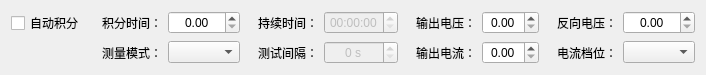
The window that SL2000/HTestSetWidget2000DC.ui (hexianqi/QtCode) describes before a commit, drawn with Qt 5.
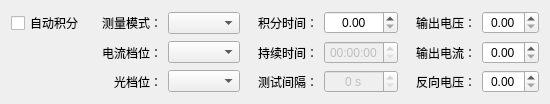
The same window after the commit.

Diff of the .ui file:
```diff
--- a/SL2000/HTestSetWidget2000DC.ui
+++ b/SL2000/HTestSetWidget2000DC.ui
@@ -6,16 +6,16 @@
    <rect>
     <x>0</x>
     <y>0</y>
-    <width>697</width>
-    <height>64</height>
+    <width>548</width>
+    <height>90</height>
    </rect>
   </property>
   <property name="windowTitle">
    <string>Form</string>
   </property>
   <layout class="QGridLayout" name="gridLayout">
-   <item row="0" column="7">
-    <widget class="QLabel" name="label_005">
+   <item row="0" column="5">
+    <widget class="QLabel" name="label_002">
      <property name="minimumSize">
       <size>
        <width>72</width>
@@ -23,84 +23,7 @@
       </size>
      </property>
      <property name="text">
-      <string>反向电压：</string>
-     </property>
-     <property name="alignment">
-      <set>Qt::AlignRight|Qt::AlignTrailing|Qt::AlignVCenter</set>
-     </property>
-     <property name="buddy">
-      <cstring>doubleSpinBox_1</cstring>
-     </property>
-    </widget>
-   </item>
-   <item row="1" column="7">
-    <widget class="QLabel" name="label_006">
-     <property name="minimumSize">
-      <size>
-       <width>72</width>
-       <height>0</height>
-      </size>
-     </property>
-     <property name="text">
-      <string>电流档位：</string>
-     </property>
-     <property name="alignment">
-      <set>Qt::AlignRight|Qt::AlignTrailing|Qt::AlignVCenter</set>
-     </property>
-     <property name="buddy">
-      <cstring>comboBox_1</cstring>
-     </property>
-    </widget>
-   </item>
-   <item row="1" column="2">
-    <widget class="QComboBox" name="comboBox_1"/>
-   </item>
-   <item row="0" column="8">
-    <widget class="QDoubleSpinBox" name="doubleSpinBox_4">
-     <property name="alignment">
-      <set>Qt::AlignCenter</set>
-     </property>
-    </widget>
-   </item>
-   <item row="1" column="8">
-    <widget class="QComboBox" name="comboBox_2"/>
-   </item>
-   <item row="1" column="6">
-    <widget class="QDoubleSpinBox" name="doubleSpinBox_3">
-     <property name="alignment">
-      <set>Qt::AlignCenter</set>
-     </property>
-    </widget>
-   </item>
-   <item row="1" column="1">
-    <widget class="QLabel" name="label_003">
-     <property name="minimumSize">
-      <size>
-       <width>72</width>
-       <height>0</height>
-      </size>
-     </property>
-     <property name="text">
-      <string>测量模式：</string>
-     </property>
-     <property name="alignment">
-      <set>Qt::AlignRight|Qt::AlignTrailing|Qt::AlignVCenter</set>
-     </property>
-     <property name="buddy">
-      <cstring>comboBox_1</cstring>
-     </property>
-    </widget>
-   </item>
-   <item row="0" column="1">
-    <widget class="QLabel" name="label_001">
-     <property name="minimumSize">
-      <size>
-       <width>72</width>
-       <height>0</height>
-      </size>
-     </property>
-     <property name="text">
-      <string>积分时间：</string>
+      <string>输出电压：</string>
      </property>
      <property name="alignment">
       <set>Qt::AlignRight|Qt::AlignTrailing|Qt::AlignVCenter</set>
@@ -136,6 +59,13 @@
      </property>
     </widget>
    </item>
+   <item row="1" column="6">
+    <widget class="QDoubleSpinBox" name="doubleSpinBox_3">
+     <property name="alignment">
+      <set>Qt::AlignCenter</set>
+     </property>
+    </widget>
+   </item>
    <item row="0" column="0">
     <widget class="QCheckBox" name="checkBox_1">
      <property name="sizePolicy">
@@ -149,68 +79,7 @@
      </property>
     </widget>
    </item>
-   <item row="0" column="5">
-    <widget class="QLabel" name="label_002">
-     <property name="minimumSize">
-      <size>
-       <width>72</width>
-       <height>0</height>
-      </size>
-     </property>
-     <property name="text">
-      <string>输出电压：</string>
-     </property>
-     <property name="alignment">
-      <set>Qt::AlignRight|Qt::AlignTrailing|Qt::AlignVCenter</set>
-     </property>
-     <property name="buddy">
-      <cstring>doubleSpinBox_1</cstring>
-     </property>
-    </widget>
-   </item>
-   <item row="0" column="2">
-    <widget class="QDoubleSpinBox" name="doubleSpinBox_1">
-     <property name="alignment">
-      <set>Qt::AlignCenter</set>
-     </property>
-    </widget>
-   </item>
-   <item row="0" column="3">
-    <widget class="QLabel" name="label_007">
-     <property name="minimumSize">
-      <size>
-       <width>72</width>
-       <height>0</height>
-      </size>
-     </property>
-     <property name="text">
-      <string>持续时间：</string>
-     </property>
-     <property name="alignment">
-      <set>Qt::AlignRight|Qt::AlignTrailing|Qt::AlignVCenter</set>
-     </property>
-     <property name="buddy">
-      <cstring>comboBox_1</cstring>
-     </property>
-    </widget>
-   </item>
-   <item row="0" column="4">
-    <widget class="QTimeEdit" name="timeEdit_1">
-     <property name="enabled">
-      <bool>false</bool>
-     </property>
-     <property name="frame">
-      <bool>true</bool>
-     </property>
-     <property name="alignment">
-      <set>Qt::AlignCenter</set>
-     </property>
-     <property name="displayFormat">
-      <string>HH:mm:ss</string>
-     </property>
-    </widget>
-   </item>
-   <item row="1" column="3">
+   <item row="2" column="3">
     <widget class="QLabel" name="label_008">
      <property name="minimumSize">
       <size>
@@ -229,7 +98,7 @@
      </property>
     </widget>
    </item>
-   <item row="1" column="4">
+   <item row="2" column="4">
     <widget class="QSpinBox" name="spinBox_1">
      <property name="enabled">
       <bool>false</bool>
@@ -245,6 +114,159 @@
      </property>
     </widget>
    </item>
+   <item row="1" column="3">
+    <widget class="QLabel" name="label_007">
+     <property name="minimumSize">
+      <size>
+       <width>72</width>
+       <height>0</height>
+      </size>
+     </property>
+     <property name="text">
+      <string>持续时间：</string>
+     </property>
+     <property name="alignment">
+      <set>Qt::AlignRight|Qt::AlignTrailing|Qt::AlignVCenter</set>
+     </property>
+     <property name="buddy">
+      <cstring>comboBox_1</cstring>
+     </property>
+    </widget>
+   </item>
+   <item row="1" column="4">
+    <widget class="QTimeEdit" name="timeEdit_1">
+     <property name="enabled">
+      <bool>false</bool>
+     </property>
+     <property name="frame">
+      <bool>true</bool>
+     </property>
+     <property name="alignment">
+      <set>Qt::AlignCenter</set>
+     </property>
+     <property name="displayFormat">
+      <string>HH:mm:ss</string>
+     </property>
+    </widget>
+   </item>
+   <item row="0" column="3">
+    <widget class="QLabel" name="label_001">
+     <property name="minimumSize">
+      <size>
+       <width>72</width>
+       <height>0</height>
+      </size>
+     </property>
+     <property name="text">
+      <string>积分时间：</string>
+     </property>
+     <property name="alignment">
+      <set>Qt::AlignRight|Qt::AlignTrailing|Qt::AlignVCenter</set>
+     </property>
+     <property name="buddy">
+      <cstring>doubleSpinBox_1</cstring>
+     </property>
+    </widget>
+   </item>
+   <item row="0" column="4">
+    <widget class="QDoubleSpinBox" name="doubleSpinBox_1">
+     <property name="alignment">
+      <set>Qt::AlignCenter</set>
+     </property>
+    </widget>
+   </item>
+   <item row="2" column="5">
+    <widget class="QLabel" name="label_005">
+     <property name="minimumSize">
+      <size>
+       <width>72</width>
+       <height>0</height>
+      </size>
+     </property>
+     <property name="text">
+      <string>反向电压：</string>
+     </property>
+     <property name="alignment">
+      <set>Qt::AlignRight|Qt::AlignTrailing|Qt::AlignVCenter</set>
+     </property>
+     <property name="buddy">
+      <cstring>doubleSpinBox_1</cstring>
+     </property>
+    </widget>
+   </item>
+   <item row="2" column="6">
+    <widget class="QDoubleSpinBox" name="doubleSpinBox_4">
+     <property name="alignment">
+      <set>Qt::AlignCenter</set>
+     </property>
+    </widget>
+   </item>
+   <item row="0" column="1">
+    <widget class="QLabel" name="label_003">
+     <property name="minimumSize">
+      <size>
+       <width>72</width>
+       <height>0</height>
+      </size>
+     </property>
+     <property name="text">
+      <string>测量模式：</string>
+     </property>
+     <property name="alignment">
+      <set>Qt::AlignRight|Qt::AlignTrailing|Qt::AlignVCenter</set>
+     </property>
+     <property name="buddy">
+      <cstring>comboBox_1</cstring>
+     </property>
+    </widget>
+   </item>
+   <item row="0" column="2">
+    <widget class="QComboBox" name="comboBox_1"/>
+   </item>
+   <item row="1" column="1">
+    <widget class="QLabel" name="label_006">
+     <property name="minimumSize">
+      <size>
+       <width>72</width>
+       <height>0</height>
+      </size>
+     </property>
+     <property name="text">
+      <string>电流档位：</string>
+     </property>
+     <property name="alignment">
+      <set>Qt::AlignRight|Qt::AlignTrailing|Qt::AlignVCenter</set>
+     </property>
+     <property name="buddy">
+      <cstring>comboBox_1</cstring>
+     </property>
+    </widget>
+   </item>
+   <item row="1" column="2">
+    <widget class="QComboBox" name="comboBox_2"/>
+   </item>
+   <item row="2" column="1">
+    <widget class="QLabel" name="label_7">
+     <property name="minimumSize">
+      <size>
+       <width>72</width>
+       <height>0</height>
+      </size>
+     </property>
+     <property name="text">
+      <string>光档位：</string>
+     </property>
+     <property name="alignment">
+      <set>Qt::AlignRight|Qt::AlignTrailing|Qt::AlignVCenter</set>
+     </property>
+     <property name="buddy">
+      <cstring>comboBox_1</cstring>
+     </property>
+    </widget>
+   </item>
+   <item row="2" column="2">
+    <widget class="QComboBox" name="comboBox_3"/>
+   </item>
   </layout>
  </widget>
  <resources/>
```
